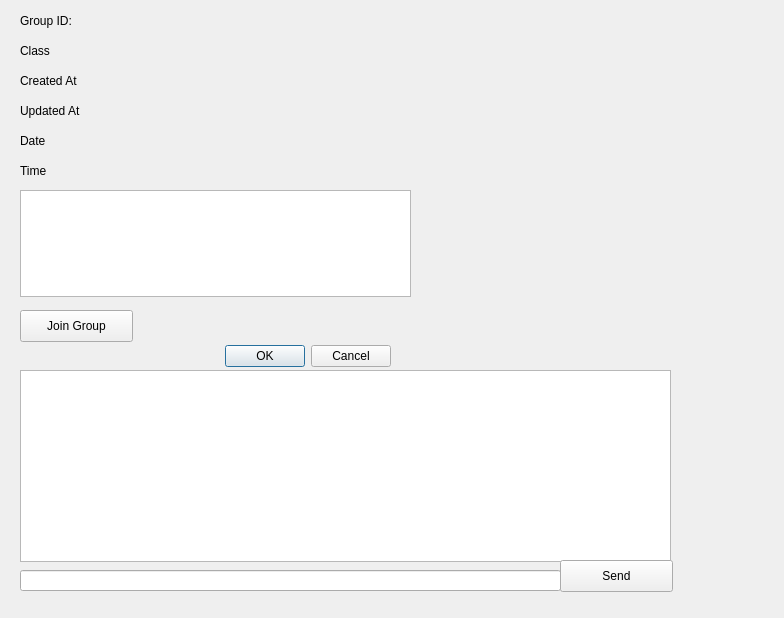
This is StudyGroupFormer/GroupInfo.ui in vu035/StudyGroupApp as Qt 5 draws it before an edit. The edited form follows.
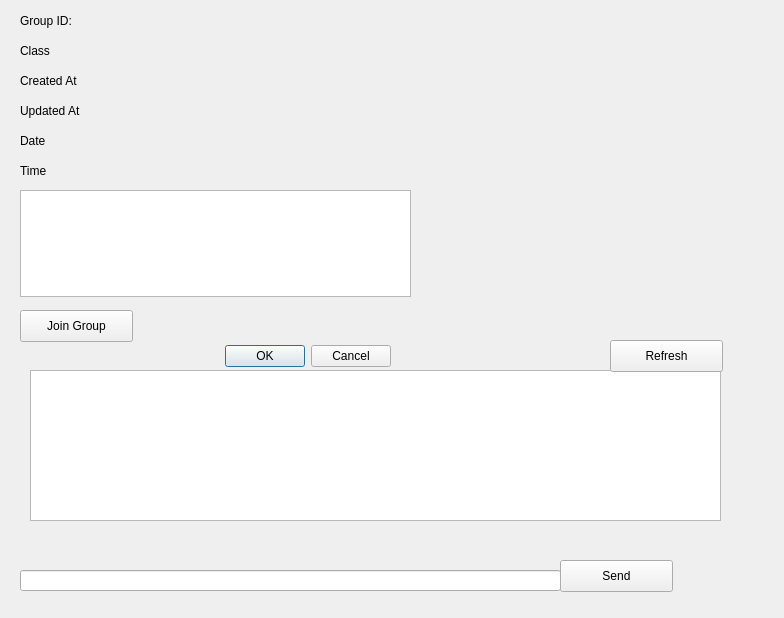
This is the edited form.

Commit message: added chat functions to groupinfo.cpp

Patch:
```diff
--- a/StudyGroupFormer/GroupInfo.ui
+++ b/StudyGroupFormer/GroupInfo.ui
@@ -208,16 +208,6 @@
     <string>Join Group</string>
    </property>
   </widget>
-  <widget class="QListView" name="lstGroupChat">
-   <property name="geometry">
-    <rect>
-     <x>20</x>
-     <y>370</y>
-     <width>651</width>
-     <height>192</height>
-    </rect>
-   </property>
-  </widget>
   <widget class="QLineEdit" name="leGroupMessage">
    <property name="geometry">
     <rect>
@@ -241,6 +231,29 @@
     <string>Send</string>
    </property>
   </widget>
+  <widget class="QTextEdit" name="lstGroupChat">
+   <property name="geometry">
+    <rect>
+     <x>30</x>
+     <y>370</y>
+     <width>691</width>
+     <height>151</height>
+    </rect>
+   </property>
+  </widget>
+  <widget class="QPushButton" name="chatRefreshButton">
+   <property name="geometry">
+    <rect>
+     <x>610</x>
+     <y>340</y>
+     <width>113</width>
+     <height>32</height>
+    </rect>
+   </property>
+   <property name="text">
+    <string>Refresh</string>
+   </property>
+  </widget>
  </widget>
  <resources/>
  <connections>
```
The commit also changes 3 other files.
